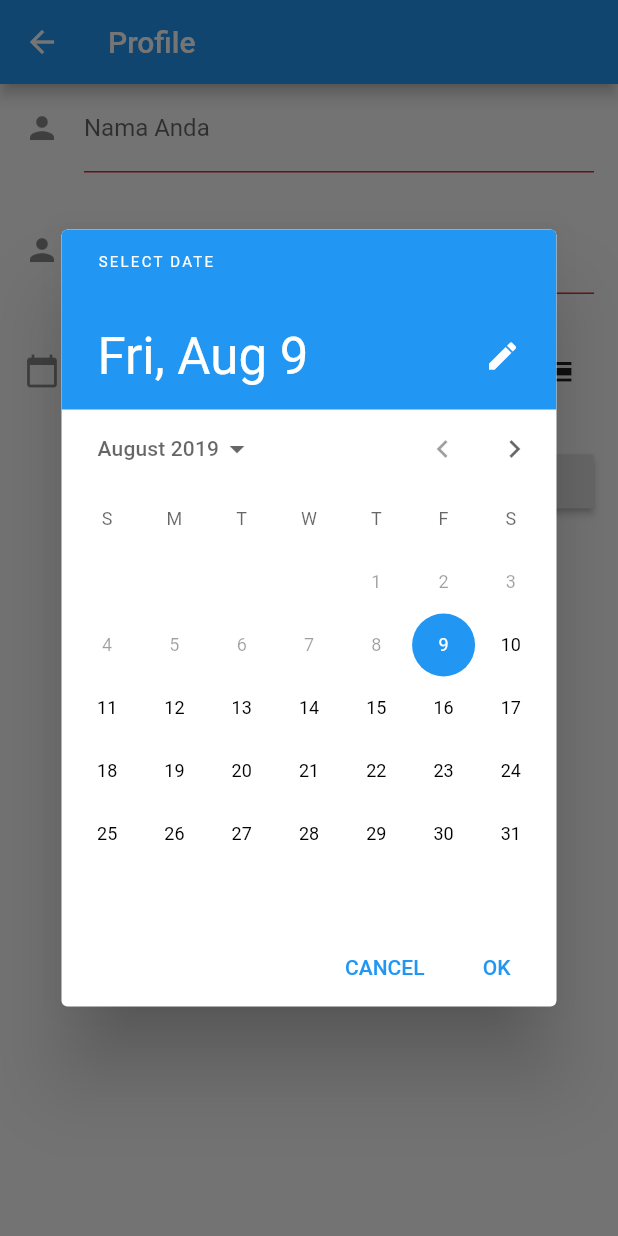
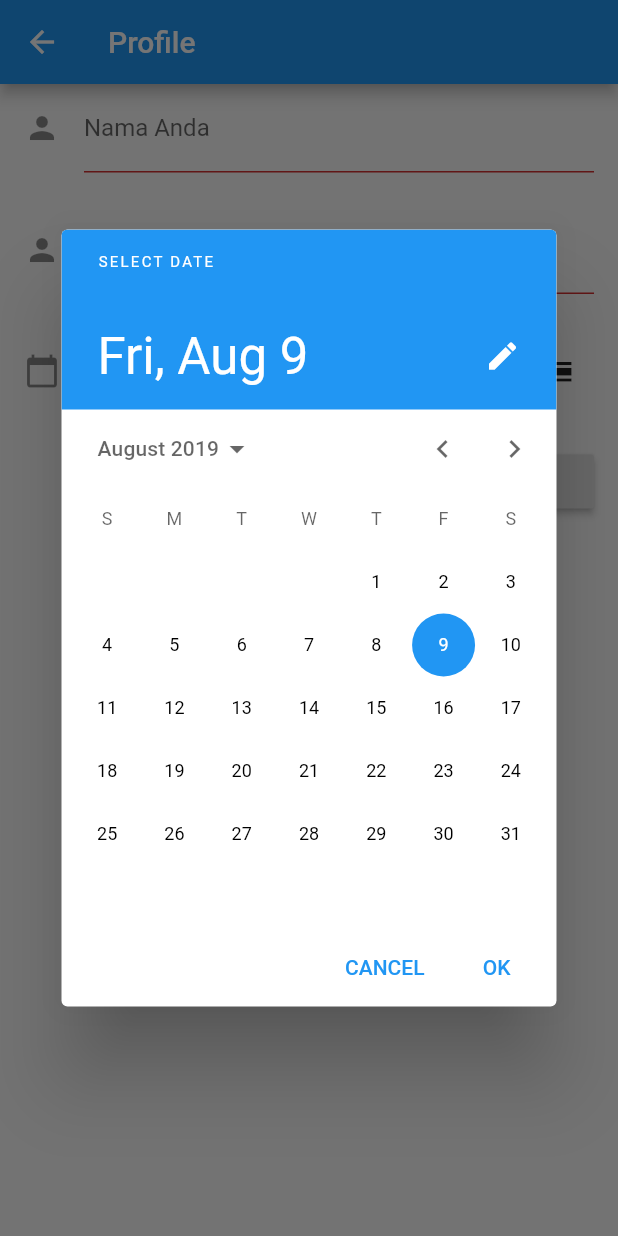
Before and after one commit to riznanov/final-project, a Flutter app: the ProfilePage screen opened directly, after a tap on the "calendar view day" icon, on a phone screen of 412 x 824 dp. Run offline on Flutter 3.47's test engine with Material 2 defaults, Android fonts, the phone set to English and light mode, and no system bars; our stand-ins replace dio, firebase_auth; accounts and stored records are empty.

Commit message:
update commit

```diff
--- a/lib/pages/profile_page.dart
+++ b/lib/pages/profile_page.dart
@@ -100,9 +100,9 @@ class _ProfilePageState extends State<ProfilePage> {
 
     var result = await showDatePicker(
         context: context,
-        initialDate: initialDate,
+        initialDate: new DateTime.now(),
         lastDate: new DateTime(2050),
-        firstDate: new DateTime.now());
+        firstDate: new DateTime(2019));
 
     if (result == null) return;
 
```
